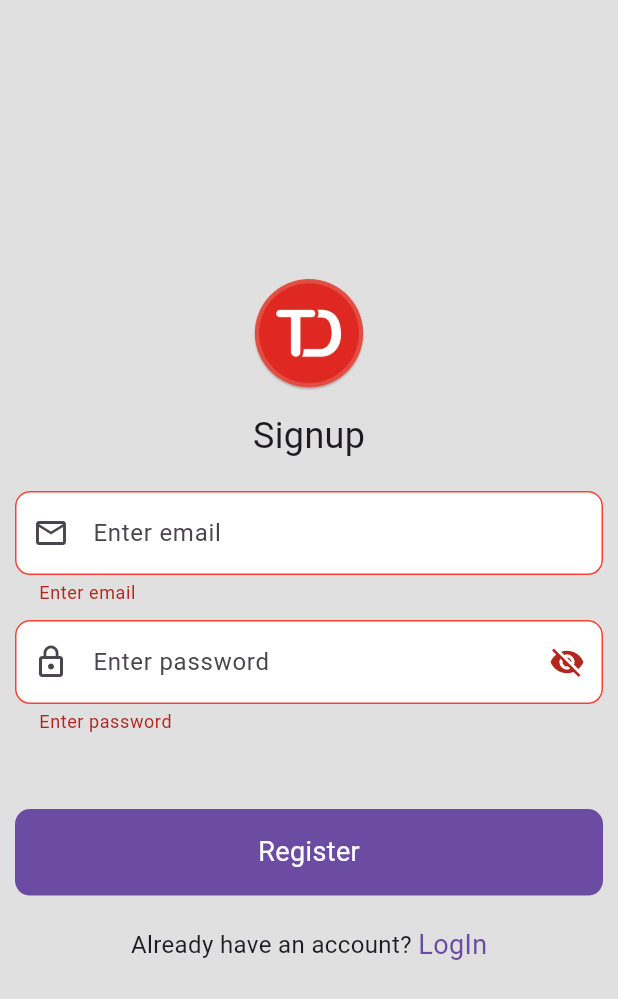
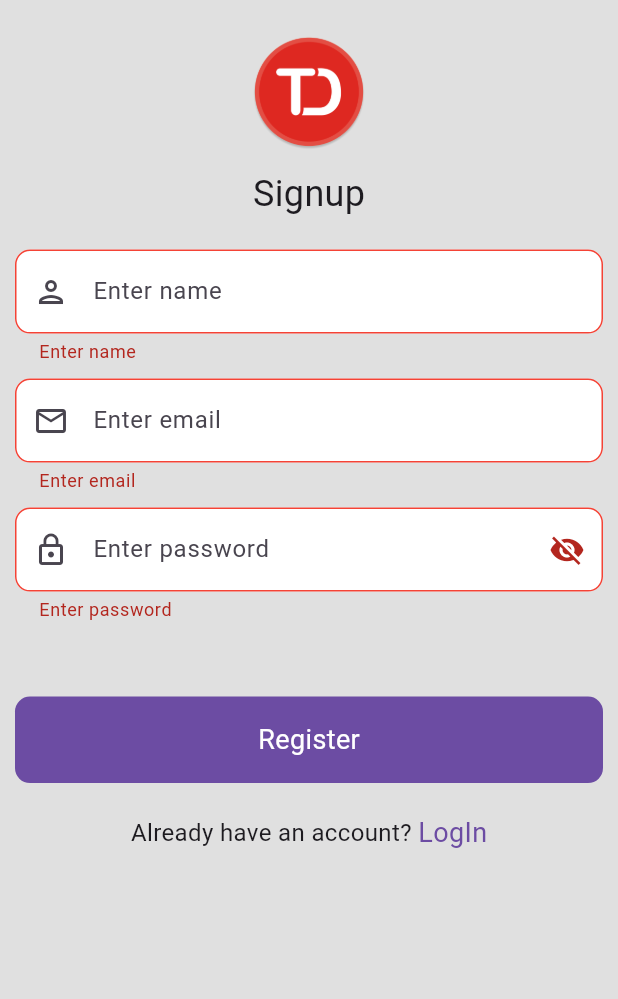
Before and after one commit to Ali-Shan11223/Flutter_firebase_todo, a Flutter app: the SignUpScreen screen opened directly, after a tap on "Register", on a phone screen of 412 x 824 dp. Shown: the top 999 px of the screen. Run offline on Flutter 3.47's test engine with Material 2 defaults, Android fonts, the phone set to English and light mode, and no system bars; our stand-ins replace firebase_auth, firebase_core, firebase_database, fluttertoast; accounts and stored records are empty.

Commit message:
Signup done

```diff
--- a/lib/ui/auth/signup_screen.dart
+++ b/lib/ui/auth/signup_screen.dart
@@ -1,5 +1,8 @@
+import 'package:firebase_auth/firebase_auth.dart';
+import 'package:firebase_database/firebase_database.dart';
 import 'package:flutter/material.dart';
 import '../../utils/size_const.dart';
+import '../../utils/toast_message.dart';
 import '../../widgets/round_button.dart';
 import 'login_screen.dart';
 
@@ -11,10 +14,15 @@ class SignUpScreen extends StatefulWidget {
 }
 
 class _SignUpScreenState extends State<SignUpScreen> {
+  final nameController = TextEditingController();
   final emailController = TextEditingController();
   final passwordController = TextEditingController();
   final formKey = GlobalKey<FormState>();
   bool passwordObscured = true;
+  bool loading = false;
+
+  final auth = FirebaseAuth.instance;
+  final ref = FirebaseDatabase.instance.ref();
 
   @override
   void dispose() {
@@ -26,14 +34,19 @@ class _SignUpScreenState extends State<SignUpScreen> {
   @override
   Widget build(BuildContext context) {
     final size = MediaQuery.of(context).size;
-    return Scaffold(
+    return GestureDetector(
+      onTap: () {
+        FocusScope.of(context).unfocus();
+      },
+      child: Scaffold(
         body: SafeArea(
+          child: SingleChildScrollView(
             child: Padding(
               padding: const EdgeInsets.symmetric(horizontal: 10),
               child: Column(
-            mainAxisAlignment: MainAxisAlignment.center,
-            crossAxisAlignment: CrossAxisAlignment.center,
+                mainAxisAlignment: MainAxisAlignment.start,
                 children: [
+                  height(20),
                   SizedBox(
                     height: size.width * 0.20,
                     width: size.width * 0.20,
@@ -52,6 +65,48 @@ class _SignUpScreenState extends State<SignUpScreen> {
                       key: formKey,
                       child: Column(
                         children: [
+                          TextFormField(
+                            controller: nameController,
+                            keyboardType: TextInputType.emailAddress,
+                            textInputAction: TextInputAction.next,
+                            decoration: InputDecoration(
+                              prefixIcon: const Icon(Icons.person_outlined),
+                              hintText: 'Enter name',
+                              filled: true,
+                              fillColor: Colors.white,
+                              enabledBorder: OutlineInputBorder(
+                                borderRadius: BorderRadius.circular(10),
+                                borderSide: const BorderSide(
+                                  color: Colors.grey,
+                                ),
+                              ),
+                              focusedBorder: OutlineInputBorder(
+                                borderRadius: BorderRadius.circular(10),
+                                borderSide: const BorderSide(
+                                  color: Colors.grey,
+                                ),
+                              ),
+                              errorBorder: OutlineInputBorder(
+                                borderRadius: BorderRadius.circular(10),
+                                borderSide: const BorderSide(
+                                  color: Colors.red,
+                                ),
+                              ),
+                              focusedErrorBorder: OutlineInputBorder(
+                                borderRadius: BorderRadius.circular(10),
+                                borderSide: const BorderSide(
+                                  color: Colors.red,
+                                ),
+                              ),
+                            ),
+                            validator: (value) {
+                              if (value!.isEmpty) {
+                                return 'Enter name';
+                              }
+                              return null;
+                            },
+                          ),
+                          height(10),
                           TextFormField(
                             controller: emailController,
                             keyboardType: TextInputType.emailAddress,
@@ -154,8 +209,39 @@ class _SignUpScreenState extends State<SignUpScreen> {
                   height(50),
                   RoundButton(
                       title: 'Register',
-                  ontap: () {
-                    if (formKey.currentState!.validate()) {}
+                      loading: loading,
+                      ontap: () async {
+                        if (formKey.currentState!.validate()) {
+                          setState(() {
+                            loading = true;
+                          });
+                          auth
+                              .createUserWithEmailAndPassword(
+                                  email: emailController.text,
+                                  password: passwordController.text)
+                              .then((value) {
+                            User? user = auth.currentUser;
+                            if (user != null) {
+                              ref.child('users').child(user.uid).set({
+                                'uId': user.uid,
+                                'name': nameController.text,
+                                'email': emailController.text,
+                                'profileImage': '',
+                                'dateTime':
+                                    DateTime.now().microsecondsSinceEpoch
+                              });
+                            }
+                            setState(() {
+                              loading = false;
+                            });
+                            Utils().toastMessage('Signup Successfully');
+                          }).onError((error, stackTrace) {
+                            setState(() {
+                              loading = false;
+                            });
+                            Utils().toastMessage(error.toString());
+                          });
+                        }
                       }),
                   height(20),
                   Row(
@@ -184,6 +270,8 @@ class _SignUpScreenState extends State<SignUpScreen> {
               ),
             ),
           ),
+        ),
+      ),
     );
   }
 
--- a/lib/widgets/round_button.dart
+++ b/lib/widgets/round_button.dart
@@ -22,7 +22,11 @@ class RoundButton extends StatelessWidget {
           borderRadius: BorderRadius.circular(10),
         ),
         child: Center(
-          child: Text(
+          child: loading == true
+              ? const CircularProgressIndicator(
+                  color: Colors.white,
+                )
+              : Text(
                   title,
                   style: const TextStyle(
                     color: Colors.white,
--- a/pubspec.yaml
+++ b/pubspec.yaml
@@ -40,8 +40,8 @@ dependencies:
   firebase_storage: ^11.2.7
   firebase_database: ^10.2.6
   image_picker: ^1.0.4
-  flutter_toastr: ^1.0.3
   intl: ^0.18.1
+  fluttertoast: ^8.2.2
 
 dev_dependencies:
   flutter_test:
```
Also changed, not shown: lib/ui/auth/login_screen.dart (+6 -1 lines), lib/utils/toast_message.dart (added, +13 -0 lines), pubspec.lock. Lines whose indentation alone changed are shown as unchanged.
